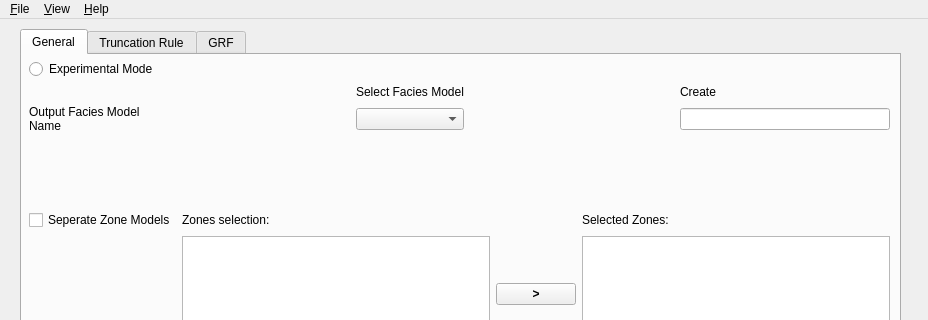
First picture: the form in ui/APS_prototype.ui, repository equinor/APS-Facies, before the edit; both pictures show x 0 to 928 and y 0 to 320 of the 928 by 934 pixel window.
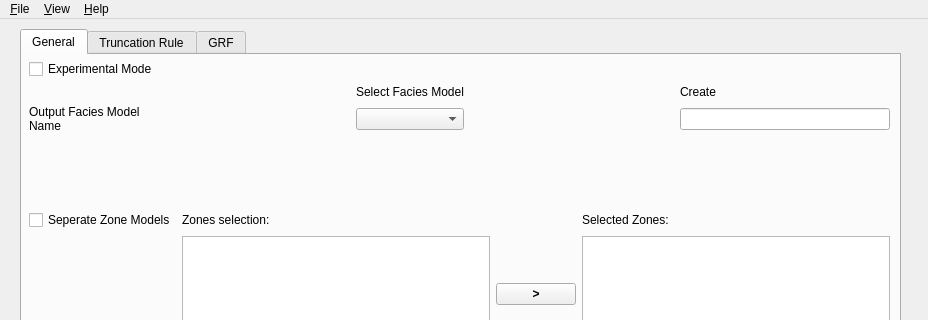
Second picture: the form after the edit. Icons and pictures are not drawn. Custom widgets are drawn as their Qt base class.

Diff of the .ui file:
```diff
--- a/ui/APS_prototype.ui
+++ b/ui/APS_prototype.ui
@@ -300,7 +300,7 @@
         </layout>
        </item>
        <item row="0" column="0">
-        <widget class="QRadioButton" name="m_rb_experimental_mode">
+        <widget class="QCheckBox" name="m_toggle_experimental_mode">
          <property name="text">
           <string>Experimental Mode</string>
          </property>
```
